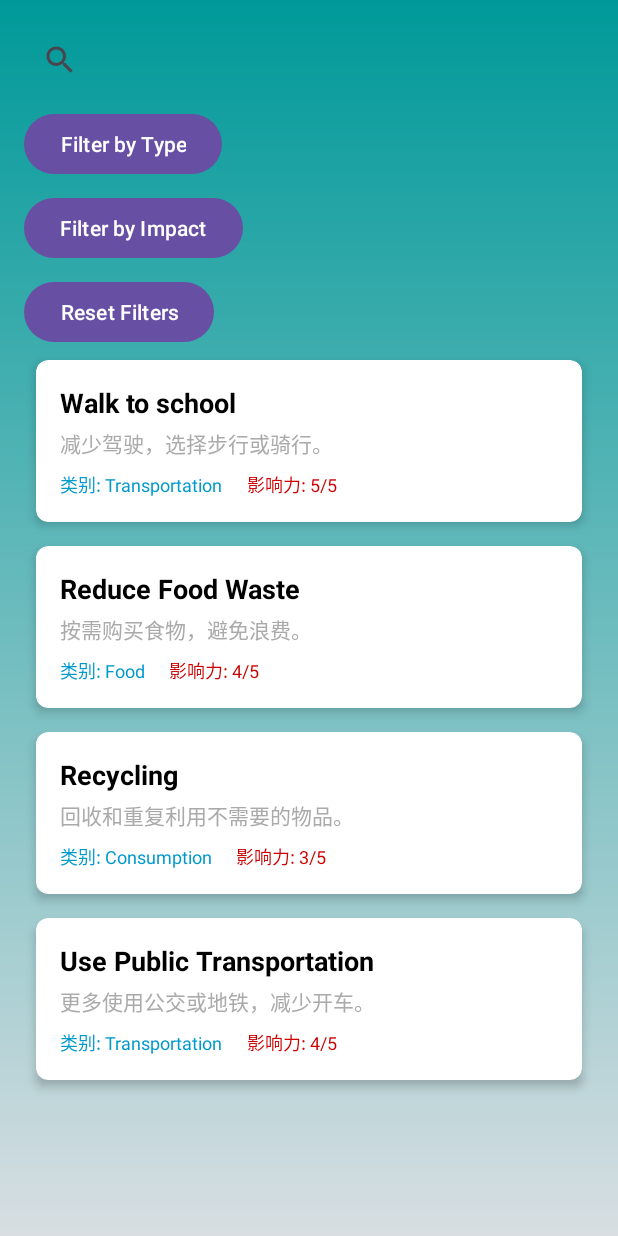
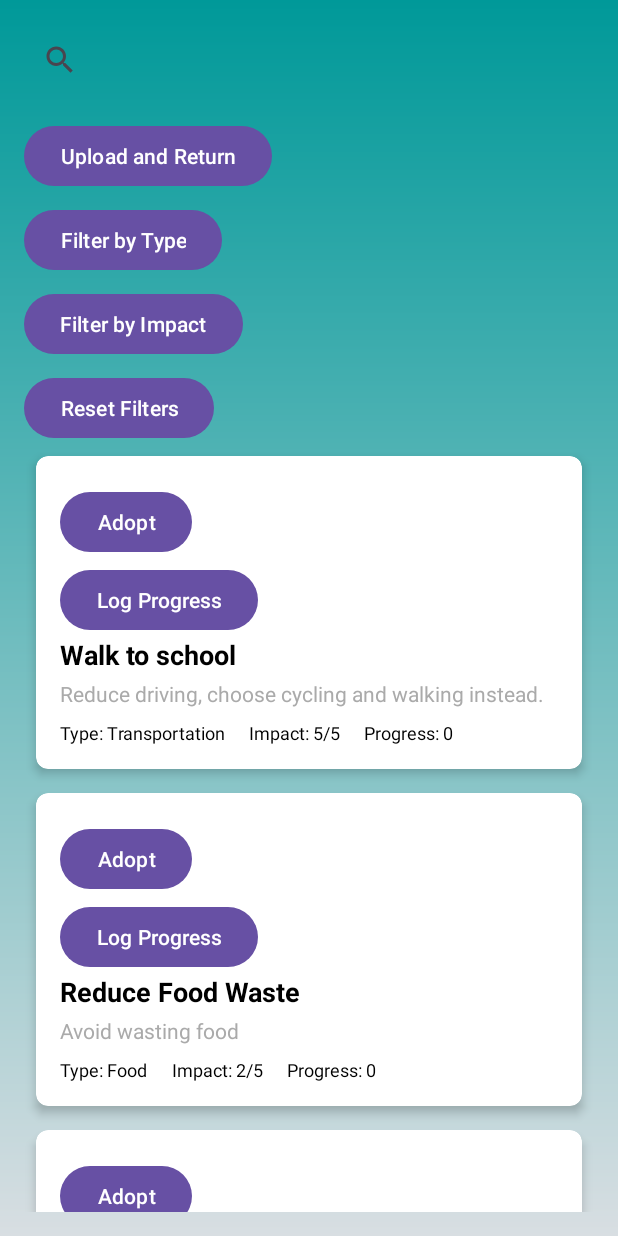
Before and after one commit to Zhj223zh/B07Fallpj, an Android app: the MainPage screen opened directly, with no data from a screen before it, on a phone screen of 412 x 824 dp. Run offline under Robolectric (Android 15) with nearby library versions, the phone set to English and light mode, and no system bars; our stand-ins replace Firebase (no records; nobody signed in at launch, a user with empty details on screens opened directly).

Commit message:
feat: Part B mostly finished. -the colour of button -change style in Habit.java and activity_main_layout.xml

```diff
--- a/app/src/main/java/com/habit/Habit.java
+++ b/app/src/main/java/com/habit/Habit.java
@@ -1,16 +1,27 @@
 package com.habit;
 
 public class Habit {
-    private String name;
-    private String category;
-    private String description;
-    private int impactLevel;
+    private final String name;
+    private final String category;
+    private final String description;
+    private final int impact;
+    private int progress;
+    private boolean adopted;
 
-    public Habit(String name, String category, String description, int impactLevel) {
+    public Habit(String name, String category, String description, int impact) {
         this.name = name;
         this.category = category;
         this.description = description;
-        this.impactLevel = impactLevel;
+        this.impact = impact;
+        this.progress = 0;
+    }
+
+    public int getProgress() {
+        return progress;
+    }
+
+    public void increaseProgress(int value) {
+        progress += value;
     }
 
     public String getName() {
@@ -25,7 +36,15 @@ public class Habit {
         return description;
     }
 
-    public int getImpactLevel() {
-        return impactLevel;
+    public int getImpact() {
+        return impact;
+    }
+
+    public boolean isAdopted() {
+        return adopted;
+    }
+
+    public void setAdopted(boolean adopted) {
+        this.adopted = adopted;
     }
 }
--- a/app/src/main/java/com/habit/HabitAdapter.java
+++ b/app/src/main/java/com/habit/HabitAdapter.java
@@ -1,23 +1,28 @@
 package com.habit;
 
-
 import android.content.Context;
+import android.content.SharedPreferences;
 import android.view.LayoutInflater;
 import android.view.View;
 import android.view.ViewGroup;
+import android.widget.Button;
+import android.widget.EditText;
 import android.widget.TextView;
+import android.widget.Toast;
 
 import androidx.annotation.NonNull;
 import androidx.recyclerview.widget.RecyclerView;
 
 import com.b072024gr2.ecoproj.R;
 
+
 import java.util.List;
 
-public class HabitAdapter extends RecyclerView.Adapter<HabitAdapter.HabitViewHolder> {
+public class HabitAdapter extends RecyclerView.Adapter<HabitAdapter.ViewHolder> {
 
-    private Context context;
-    private List<Habit> habitList;
+    private final Context context;
+    private final List<Habit> habitList;
+
 
     public HabitAdapter(Context context, List<Habit> habitList) {
         this.context = context;
@@ -26,19 +31,31 @@ public class HabitAdapter extends RecyclerView.Adapter<HabitAdapter.HabitViewHol
 
     @NonNull
     @Override
-    public HabitViewHolder onCreateViewHolder(@NonNull ViewGroup parent, int viewType) {
+    public ViewHolder onCreateViewHolder(@NonNull ViewGroup parent, int viewType) {
         View view = LayoutInflater.from(context).inflate(R.layout.item_habit, parent, false);
-        return new HabitViewHolder(view);
+        return new ViewHolder(view);
     }
-
     @Override
-    public void onBindViewHolder(@NonNull HabitViewHolder holder, int position) {
+    public void onBindViewHolder(@NonNull ViewHolder holder, int position) {
         Habit habit = habitList.get(position);
 
         holder.tvHabitName.setText(habit.getName());
         holder.tvHabitDescription.setText(habit.getDescription());
-        holder.tvCategory.setText("类别: " + habit.getCategory());
-        holder.tvImpactLevel.setText("影响力: " + habit.getImpactLevel() + "/5");
+        holder.tvCategory.setText("Type: " + habit.getCategory());
+        holder.tvImpactLevel.setText("Impact: " + habit.getImpact() + "/5");
+        holder.tvProgress.setText("Progress: " + habit.getProgress());
+
+        // Log Progress
+        holder.btnLogProgress.setOnClickListener(v -> {
+            showInputDialog(holder, habit);
+        });
+
+        // Adopt Habit
+        holder.btnAdopt.setOnClickListener(v -> {
+            habit.setAdopted(true);
+            saveAdopted(habit);
+            Toast.makeText(context, "Adopted: " + habit.getName(), Toast.LENGTH_SHORT).show();
+        });
     }
 
     @Override
@@ -46,17 +63,47 @@ public class HabitAdapter extends RecyclerView.Adapter<HabitAdapter.HabitViewHol
         return habitList.size();
     }
 
-    public static class HabitViewHolder extends RecyclerView.ViewHolder {
+    public static class ViewHolder extends RecyclerView.ViewHolder {
+        TextView tvHabitName, tvHabitDescription, tvCategory, tvImpactLevel, tvProgress;
+        Button btnLogProgress, btnAdopt;
 
-        TextView tvHabitName, tvHabitDescription, tvCategory, tvImpactLevel;
-
-        public HabitViewHolder(@NonNull View itemView) {
+        public ViewHolder(@NonNull View itemView) {
             super(itemView);
-
             tvHabitName = itemView.findViewById(R.id.tvHabitName);
             tvHabitDescription = itemView.findViewById(R.id.tvHabitDescription);
             tvCategory = itemView.findViewById(R.id.tvCategory);
             tvImpactLevel = itemView.findViewById(R.id.tvImpactLevel);
+            tvProgress = itemView.findViewById(R.id.tvProgress);
+            btnLogProgress = itemView.findViewById(R.id.btnLogProgress);
+            btnAdopt = itemView.findViewById(R.id.btnAdopt);
         }
     }
+
+    private void showInputDialog(ViewHolder holder, Habit habit) {
+        android.app.AlertDialog.Builder builder = new android.app.AlertDialog.Builder(context);
+        builder.setTitle("Log Progress");
+
+        final EditText input = new EditText(context);
+        input.setInputType(android.text.InputType.TYPE_CLASS_NUMBER);
+        builder.setView(input);
+
+        builder.setPositiveButton("Confirm", (dialog, which) -> {
+            String inputValue = input.getText().toString();
+            if (!inputValue.isEmpty()) {
+                int addedProgress = Integer.parseInt(inputValue);
+                habit.increaseProgress(addedProgress);
+                holder.tvProgress.setText("Progress: " + habit.getProgress());
+                Toast.makeText(context, "Progress updated for: " + habit.getName(), Toast.LENGTH_SHORT).show();
+            }
+        });
+        builder.setNegativeButton("Cancel", (dialog, which) -> dialog.cancel());
+        builder.show();
+    }
+
+    private void saveAdopted(Habit habit) {
+        SharedPreferences sharedPreferences = context.getSharedPreferences("AdoptedHabits", Context.MODE_PRIVATE);
+        SharedPreferences.Editor editor = sharedPreferences.edit();
+        editor.putString(habit.getName(), habit.getCategory());
+        editor.apply();
+    }
 }
--- a/app/src/main/java/com/habit/MainPage.java
+++ b/app/src/main/java/com/habit/MainPage.java
@@ -3,6 +3,7 @@ package com.habit;
 import android.os.Bundle;
 import android.view.View;
 import android.widget.Button;
+import android.widget.CalendarView;
 import android.widget.Toast;
 import androidx.appcompat.app.AppCompatActivity;
 import androidx.recyclerview.widget.LinearLayoutManager;
@@ -13,94 +14,76 @@ import androidx.appcompat.app.AlertDialog;
 import com.b072024gr2.ecoproj.R;
 
 import java.util.ArrayList;
+import java.util.Calendar;
 import java.util.List;
+import android.content.Intent;
+
+import com.example.b07fall2024.ActivityMainLayout;
+import com.example.b07fall2024.DateStorage;
+import com.google.firebase.database.DatabaseReference;
+import com.google.firebase.database.FirebaseDatabase;
+import com.google.firebase.auth.FirebaseAuth;
+import com.google.firebase.auth.FirebaseUser;
 
 public class MainPage extends AppCompatActivity {
-
     private RecyclerView recyclerViewHabits;
     private HabitAdapter habitAdapter;
-    private List<Habit> habitList;
-    private SearchView searchView;
-    private Button btnFilterType, btnFilterImpact, btnReset;
+    private List<Habit> hList;
 
     @Override
     protected void onCreate(Bundle savedInstanceState) {
         super.onCreate(savedInstanceState);
         setContentView(R.layout.main_page);
 
-        // 初始化组件
         recyclerViewHabits = findViewById(R.id.recyclerViewHabits);
-        searchView = findViewById(R.id.searchView);
-        btnFilterType = findViewById(R.id.btnFilterType);
-        btnFilterImpact = findViewById(R.id.btnFilterImpact);
-        btnReset = findViewById(R.id.btnReset);
+        SearchView searchView = findViewById(R.id.searchView);
+        Button btnFilterType = findViewById(R.id.btnFilterType);
+        Button btnFilterImpact = findViewById(R.id.btnFilterImpact);
+        Button btnReset = findViewById(R.id.btnReset);
 
-        // 初始化数据
-        habitList = getDummyHabits();
-        habitAdapter = new HabitAdapter(this, habitList);
-
-        // 配置 RecyclerView
+        hList = getDummyHabits();
+        habitAdapter = new HabitAdapter(this, hList);
         recyclerViewHabits.setLayoutManager(new LinearLayoutManager(this));
         recyclerViewHabits.setAdapter(habitAdapter);
 
-        // 搜索功能
+        Button btnUploadAndReturn = findViewById(R.id.btnUploadAndReturn);
+        btnUploadAndReturn.setOnClickListener(v -> {
+            uploadDataToFirebase();
+            Intent intent = new Intent(MainPage.this, ActivityMainLayout.class); // 跳转到主页面
+            startActivity(intent);
+        });
+
+        // Search
         searchView.setOnQueryTextListener(new SearchView.OnQueryTextListener() {
-            @Override
             public boolean onQueryTextSubmit(String query) {
                 filterHabitsByName(query);
                 return false;
             }
 
-            @Override
             public boolean onQueryTextChange(String newText) {
                 filterHabitsByName(newText);
                 return false;
             }
         });
 
-        // 按类别筛选
-        btnFilterType.setOnClickListener(new View.OnClickListener() {
-            @Override
-            public void onClick(View v) {
-                showFilterByTypeDialog();
-            }
-        });
-
-        // 按影响力筛选
-        btnFilterImpact.setOnClickListener(new View.OnClickListener() {
-            @Override
-            public void onClick(View v) {
-                showFilterByImpactDialog();
-            }
-        });
-
-        // 重置筛选
-        btnReset.setOnClickListener(new View.OnClickListener() {
-            @Override
-            public void onClick(View v) {
-                resetFilters();
-            }
-        });
+        btnFilterType.setOnClickListener(v -> showFilterByType());
+        btnFilterImpact.setOnClickListener(v -> showFilterByImpact());
+        btnReset.setOnClickListener(v -> resetFilters());
     }
 
-    /**
-     * 示例数据：预定义的习惯列表
-     */
-    private List<Habit> getDummyHabits() {
+    public static List<Habit> getDummyHabits() {
         List<Habit> habits = new ArrayList<>();
-        habits.add(new Habit("Walk to school", "Transportation", "减少驾驶，选择步行或骑行。", 5));
-        habits.add(new Habit("Reduce Food Waste", "Food", "按需购买食物，避免浪费。", 4));
-        habits.add(new Habit("Recycling", "Consumption", "回收和重复利用不需要的物品。", 3));
-        habits.add(new Habit("Use Public Transportation", "Transportation", "更多使用公交或地铁，减少开车。", 4));
+        habits.add(new Habit("Walk to school", "Transportation", "Reduce driving, choose cycling and walking instead.", 5));
+        habits.add(new Habit("Reduce Food Waste", "Food", "Avoid wasting food", 2));
+        habits.add(new Habit("Recycling", "Consumption", "Recycle and reuse unneeded items", 3));
+        habits.add(new Habit("Use Public Transportation", "Transportation", "Choose public transportation instead of private vehicle", 4));
+        habits.add(new Habit("Turn Off Light", "EnergyUse", "Turn off light every time you leave a room", 2));
         return habits;
     }
 
-    /**
-     * 搜索功能：根据用户输入过滤习惯列表
-     */
     private void filterHabitsByName(String query) {
         List<Habit> filteredList = new ArrayList<>();
-        for (Habit habit : habitList) {
+        for (Habit habit : hList) {
             if (habit.getName().toLowerCase().contains(query.toLowerCase())) {
                 filteredList.add(habit);
             }
@@ -108,80 +91,89 @@ public class MainPage extends AppCompatActivity {
         updateRecyclerView(filteredList);
     }
 
-    /**
-     * 筛选功能：按类别过滤习惯
-     */
     private void filterByType(String category) {
         List<Habit> filteredList = new ArrayList<>();
-        for (Habit habit : habitList) {
+        for (Habit habit : hList) {
             if (habit.getCategory().equalsIgnoreCase(category)) {
                 filteredList.add(habit);
             }
         }
-
         if (filteredList.isEmpty()) {
             Toast.makeText(this, "No habits found for category: " + category, Toast.LENGTH_SHORT).show();
         }
-
         updateRecyclerView(filteredList);
     }
 
-    /**
-     * 筛选功能：按影响力过滤习惯
-     */
     private void filterByImpact(int minImpact) {
         List<Habit> filteredList = new ArrayList<>();
-        for (Habit habit : habitList) {
-            if (habit.getImpactLevel() >= minImpact) {
+        for (Habit habit : hList) {
+            if (habit.getImpact() >= minImpact) {
                 filteredList.add(habit);
             }
         }
-
         if (filteredList.isEmpty()) {
             Toast.makeText(this, "No habits found with impact >= " + minImpact, Toast.LENGTH_SHORT).show();
         }
-
         updateRecyclerView(filteredList);
     }
 
-    /**
-     * 重置筛选
-     */
     private void resetFilters() {
-        updateRecyclerView(habitList);
+        updateRecyclerView(hList);
     }
 
-    /**
-     * 显示类别筛选对话框
-     */
-    private void showFilterByTypeDialog() {
-        final String[] categories = {"Transportation", "Food", "Consumption"};
-        new AlertDialog.Builder(this)
-                .setTitle("Select a category")
-                .setItems(categories, (dialog, which) -> {
-                    filterByType(categories[which]); // 根据用户选择的类别进行筛选
-                })
-                .show();
+    private void showFilterByType() {
+        final String[] categories = {"Transportation", "Food", "Consumption", "EnergyUse"};
+        new AlertDialog.Builder(this).setTitle("Select a category").setItems(categories, (dialog, which) -> filterByType(categories[which])).show();
     }
 
-    /**
-     * 显示影响力筛选对话框
-     */
-    private void showFilterByImpactDialog() {
+    private void showFilterByImpact() {
         final String[] impacts = {"1", "2", "3", "4", "5"};
-        new AlertDialog.Builder(this)
-                .setTitle("Select minimum impact")
-                .setItems(impacts, (dialog, which) -> {
-                    filterByImpact(Integer.parseInt(impacts[which])); // 根据用户选择的影响力进行筛选
-                })
-                .show();
+        new AlertDialog.Builder(this).setTitle("Select minimum impact").setItems(impacts, (dialog, which) -> filterByImpact(Integer.parseInt(impacts[which]))).show();
     }
 
-    /**
-     * 更新 RecyclerView 数据
-     */
     private void updateRecyclerView(List<Habit> newList) {
         habitAdapter = new HabitAdapter(this, newList);
         recyclerViewHabits.setAdapter(habitAdapter);
     }
+
+    private void uploadDataToFirebase() {
+        String year = String.valueOf(DateStorage.getInstance().getYear());
+        String month = String.valueOf(DateStorage.getInstance().getMonth());
+        String day = String.valueOf(DateStorage.getInstance().getDay());
+        String currentDate = year + "/" + month + "/" + day;
+
+        FirebaseUser user = FirebaseAuth.getInstance().getCurrentUser();
+        if (user == null) {
+            Toast.makeText(this, "User not logged in. Unable to upload data.", Toast.LENGTH_SHORT).show();
+            return;
+        }
+
+        // 获取当前用户的 UID
+        String userId = user.getUid();
+        DatabaseReference databaseReference = FirebaseDatabase.getInstance()
+                .getReference("users")
+                .child(userId).child("Habit");
+
+        for (Habit habit : hList) {
+            if (habit.isAdopted() && habit.getProgress() > 0) {
+                String habitKey = habit.getName();
+                DatabaseReference habitRef = databaseReference.child(habitKey);
+
+                habitRef.child("progress").setValue(habit.getProgress());
+                habitRef.child("adoptDate").setValue(currentDate).addOnCompleteListener(task -> {
+                    if (task.isSuccessful()) {
+                        Toast.makeText(this, "Data uploaded for: " + habit.getName(), Toast.LENGTH_SHORT).show();
+                    } else {
+                        Toast.makeText(this, "Failed to upload data for: " + habit.getName(), Toast.LENGTH_SHORT).show();
+                    }
+                });
+            }
+        }
+    }
+
+
+
+
+
+
 }
--- a/app/src/main/res/layout/item_habit.xml
+++ b/app/src/main/res/layout/item_habit.xml
@@ -14,11 +14,26 @@
         android:orientation="vertical"
         android:padding="16dp">
 
+        <Button
+            android:id="@+id/btnAdopt"
+            android:layout_width="wrap_content"
+            android:layout_height="wrap_content"
+            android:text="Adopt"
+            android:layout_marginTop="4dp" />
+
+        <Button
+            android:id="@+id/btnLogProgress"
+            android:layout_width="wrap_content"
+            android:layout_height="wrap_content"
+            android:text="Log Progress"
+            android:layout_marginTop="4dp"/>
+
+
         <TextView
             android:id="@+id/tvHabitName"
             android:layout_width="wrap_content"
             android:layout_height="wrap_content"
-            android:text="习惯名称"
+            android:text="habit name"
             android:textStyle="bold"
             android:textSize="18sp"
             android:textColor="@android:color/black"/>
@@ -27,7 +42,7 @@
             android:id="@+id/tvHabitDescription"
             android:layout_width="wrap_content"
             android:layout_height="wrap_content"
-            android:text="习惯描述"
+            android:text="habit discription"
             android:textSize="14sp"
             android:textColor="@android:color/darker_gray"
             android:layout_marginTop="4dp"/>
@@ -42,17 +57,26 @@
                 android:id="@+id/tvCategory"
                 android:layout_width="wrap_content"
                 android:layout_height="wrap_content"
-                android:text="类别: 交通"
+                android:text="type"
                 android:textSize="12sp"
-                android:textColor="@android:color/holo_blue_dark"/>
+                android:textColor="@android:color/black"/>
 
             <TextView
                 android:id="@+id/tvImpactLevel"
                 android:layout_width="wrap_content"
                 android:layout_height="wrap_content"
-                android:text="影响力: 4/5"
+                android:text="impact"
                 android:textSize="12sp"
-                android:textColor="@android:color/holo_red_dark"
+                android:textColor="@android:color/black"
+                android:layout_marginStart="16dp"/>
+
+            <TextView
+                android:id="@+id/tvProgress"
+                android:layout_width="wrap_content"
+                android:layout_height="wrap_content"
+                android:text="progress"
+                android:textSize="12sp"
+                android:textColor="@android:color/black"
                 android:layout_marginStart="16dp"/>
         </LinearLayout>
     </LinearLayout>
--- a/app/src/main/res/layout/main_page.xml
+++ b/app/src/main/res/layout/main_page.xml
@@ -14,14 +14,20 @@
         android:orientation="vertical"
         android:padding="16dp">
 
-        <!-- 搜索框 -->
         <androidx.appcompat.widget.SearchView
             android:id="@+id/searchView"
             android:layout_width="match_parent"
             android:layout_height="wrap_content"
             android:queryHint="Search habits..." />
 
-        <!-- 筛选按钮 -->
+        <Button
+            android:id="@+id/btnUploadAndReturn"
+            android:layout_width="wrap_content"
+            android:layout_height="wrap_content"
+            android:text="Upload and Return"
+            android:layout_marginTop="16dp" />
+
+
         <Button
             android:id="@+id/btnFilterType"
             android:layout_width="wrap_content"
```
Also changed, not shown: app/src/main/java/com/example/b07fall2024/ActivityMainLayout.java (+110 -16 lines), app/src/main/java/com/example/b07fall2024/ConsumptionAndShopping.java (+2 -8 lines), app/src/main/java/com/example/b07fall2024/FoodConsumption.java (+4 -14 lines), app/src/main/java/com/example/b07fall2024/UpdateToFirebase.java (+10 -25 lines), app/src/main/res/layout/activity_main_layout.xml (+38 -5 lines).
